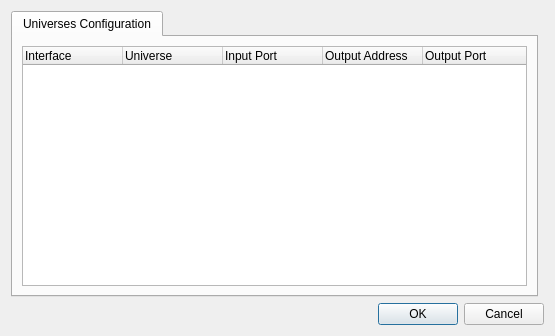
This is plugins/osc/configureosc.ui in mcallegari/qlcplus as Qt 5 draws it before an edit. The edited form follows.
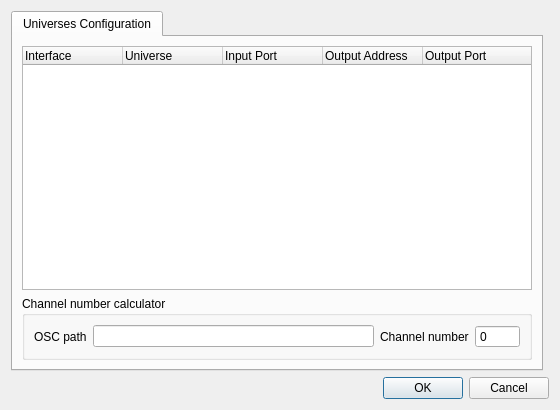
This is the edited form. Icons and pictures are not drawn.

Commit message: plugins/osc: added channel number calculator in configuration page

```diff
--- a/plugins/osc/configureosc.ui
+++ b/plugins/osc/configureosc.ui
@@ -25,8 +25,8 @@
    <rect>
     <x>0</x>
     <y>0</y>
-    <width>555</width>
-    <height>336</height>
+    <width>560</width>
+    <height>410</height>
    </rect>
   </property>
   <property name="windowTitle">
@@ -82,6 +82,49 @@
          </column>
         </widget>
        </item>
+       <item>
+        <widget class="QGroupBox" name="groupBox">
+         <property name="title">
+          <string>Channel number calculator</string>
+         </property>
+         <layout class="QHBoxLayout" name="horizontalLayout_2">
+          <item>
+           <layout class="QHBoxLayout" name="horizontalLayout">
+            <item>
+             <widget class="QLabel" name="label">
+              <property name="text">
+               <string>OSC path</string>
+              </property>
+             </widget>
+            </item>
+            <item>
+             <widget class="QLineEdit" name="m_oscPathEdit"/>
+            </item>
+            <item>
+             <widget class="QLabel" name="label_2">
+              <property name="text">
+               <string>Channel number</string>
+              </property>
+             </widget>
+            </item>
+            <item>
+             <widget class="QSpinBox" name="m_chNumSpin">
+              <property name="readOnly">
+               <bool>true</bool>
+              </property>
+              <property name="buttonSymbols">
+               <enum>QAbstractSpinBox::NoButtons</enum>
+              </property>
+              <property name="maximum">
+               <number>99999</number>
+              </property>
+             </widget>
+            </item>
+           </layout>
+          </item>
+         </layout>
+        </widget>
+       </item>
       </layout>
      </widget>
     </widget>
```
Left out of the diff: 4 changed lines with no effect on the pictures. The commit also changes 3 other files.
